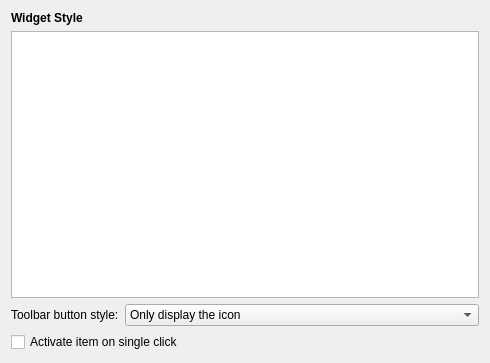
Qt form lxqt-config-appearance/styleconfig.ui (lxqt/lxqt-config) before a commit.
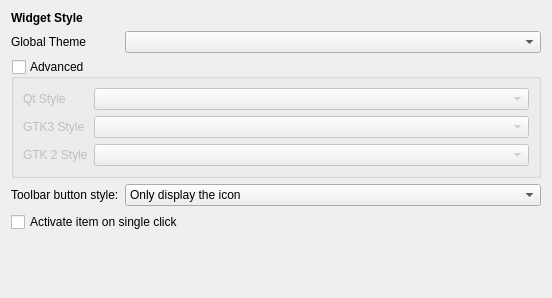
The same form after that commit.

Commit message: lxqt-config-appearance: Advanced options has been added. Qt, Gtk2 and Gtk3 themes can be selected.

Patch:
```diff
--- a/lxqt-config-appearance/styleconfig.ui
+++ b/lxqt-config-appearance/styleconfig.ui
@@ -6,8 +6,8 @@
    <rect>
     <x>0</x>
     <y>0</y>
-    <width>490</width>
-    <height>363</height>
+    <width>552</width>
+    <height>298</height>
    </rect>
   </property>
   <layout class="QFormLayout" name="formLayout">
@@ -24,38 +24,81 @@
      </property>
     </widget>
    </item>
-   <item row="1" column="0" colspan="2">
-    <widget class="QTreeWidget" name="styleList">
+   <item row="2" column="0" colspan="2">
+    <widget class="QGroupBox" name="advancedOptionsGroupBox">
      <property name="sizePolicy">
-      <sizepolicy hsizetype="Expanding" vsizetype="Expanding">
+      <sizepolicy hsizetype="Preferred" vsizetype="Preferred">
        <horstretch>0</horstretch>
-       <verstretch>1</verstretch>
+       <verstretch>0</verstretch>
       </sizepolicy>
      </property>
-     <property name="alternatingRowColors">
+     <property name="maximumSize">
+      <size>
+       <width>16777215</width>
+       <height>16777215</height>
+      </size>
+     </property>
+     <property name="title">
+      <string>Advanced</string>
+     </property>
+     <property name="checkable">
       <bool>true</bool>
      </property>
-     <property name="rootIsDecorated">
+     <property name="checked">
       <bool>false</bool>
      </property>
-     <attribute name="headerVisible">
-      <bool>false</bool>
-     </attribute>
-     <column>
-      <property name="text">
-       <string notr="true">1</string>
-      </property>
-     </column>
+     <layout class="QVBoxLayout" name="verticalLayout">
+      <item>
+       <layout class="QFormLayout" name="formLayout_2">
+        <item row="1" column="0">
+         <widget class="QLabel" name="label_4">
+          <property name="sizePolicy">
+           <sizepolicy hsizetype="Preferred" vsizetype="Preferred">
+            <horstretch>0</horstretch>
+            <verstretch>0</verstretch>
+           </sizepolicy>
+          </property>
+          <property name="text">
+           <string>GTK3 Style</string>
+          </property>
+         </widget>
+        </item>
+        <item row="1" column="1">
+         <widget class="QComboBox" name="gtk3ComboBox"/>
+        </item>
+        <item row="3" column="1">
+         <widget class="QComboBox" name="gtk2ComboBox"/>
+        </item>
+        <item row="3" column="0">
+         <widget class="QLabel" name="label_3">
+          <property name="text">
+           <string>GTK 2 Style</string>
+          </property>
+         </widget>
+        </item>
+        <item row="0" column="0">
+         <widget class="QLabel" name="label_5">
+          <property name="text">
+           <string>Qt Style</string>
+          </property>
+         </widget>
+        </item>
+        <item row="0" column="1">
+         <widget class="QComboBox" name="qtComboBox"/>
+        </item>
+       </layout>
+      </item>
+     </layout>
     </widget>
    </item>
-   <item row="2" column="0">
+   <item row="3" column="0">
     <widget class="QLabel" name="label_2">
      <property name="text">
       <string>Toolbar button style:</string>
      </property>
     </widget>
    </item>
-   <item row="2" column="1">
+   <item row="3" column="1">
     <widget class="QComboBox" name="toolButtonStyle">
      <item>
       <property name="text">
@@ -84,13 +127,30 @@
      </item>
     </widget>
    </item>
-   <item row="3" column="0" colspan="2">
+   <item row="4" column="0" colspan="2">
     <widget class="QCheckBox" name="singleClickActivate">
      <property name="text">
       <string>Activate item on single click</string>
      </property>
     </widget>
    </item>
+   <item row="1" column="0">
+    <widget class="QLabel" name="globalThemeLabel">
+     <property name="text">
+      <string>Global Theme</string>
+     </property>
+    </widget>
+   </item>
+   <item row="1" column="1">
+    <widget class="QComboBox" name="globalThemeComboBox">
+     <property name="sizePolicy">
+      <sizepolicy hsizetype="Expanding" vsizetype="Fixed">
+       <horstretch>0</horstretch>
+       <verstretch>0</verstretch>
+      </sizepolicy>
+     </property>
+    </widget>
+   </item>
   </layout>
  </widget>
  <resources/>
```
The commit also changes 4 other files.
